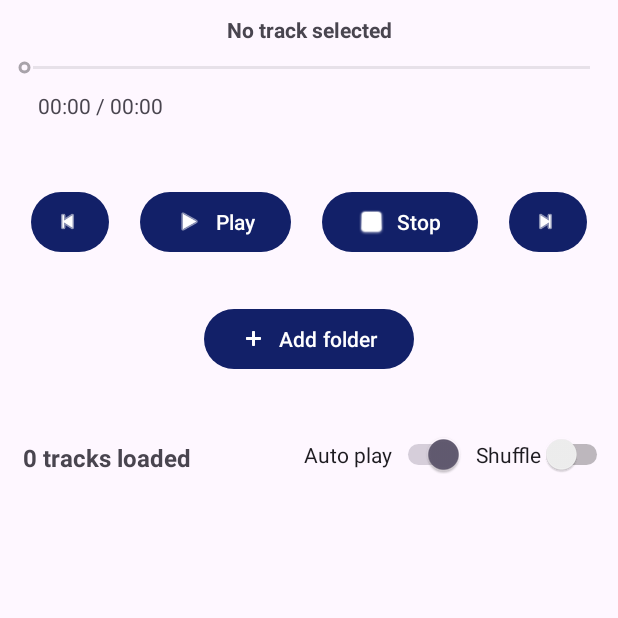
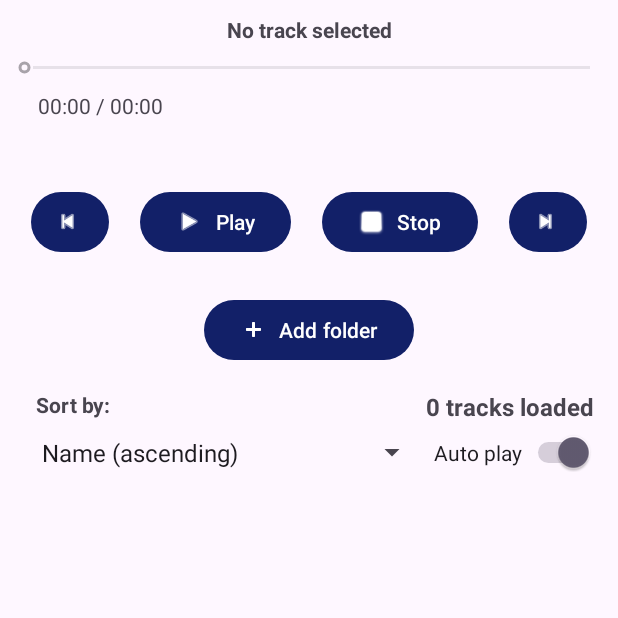
Before and after one commit to AnthonyThomahawk/CozyMusicPlayer, an Android app: the screen it shows after launch (MainActivity), on a phone screen of 412 x 824 dp, the top half of it. Run offline under Robolectric (Android 15) with nearby library versions, the phone set to English and light mode, and no system bars.

Commit message:
Added sorting and shuffle of track list

```diff
--- a/app/src/main/java/com/TonyTSoftware/cozymusicplayer/MainActivity.kt
+++ b/app/src/main/java/com/TonyTSoftware/cozymusicplayer/MainActivity.kt
@@ -8,8 +8,12 @@ import android.content.Intent
 import android.content.IntentFilter
 import android.net.Uri
 import android.os.Bundle
+import android.view.View
+import android.widget.AdapterView
+import android.widget.AdapterView.OnItemSelectedListener
 import android.widget.Button
 import android.widget.SeekBar
+import android.widget.Spinner
 import android.widget.Switch
 import android.widget.TextView
 import android.widget.Toast
@@ -44,8 +48,6 @@ class MainActivity : AppCompatActivity() {
     private var seekBarisHeld : Boolean = false
     private lateinit var timeView : TextView
     private lateinit var autoPlaySwitch : Switch
-    private lateinit var shuffleSwitch : Switch
-    private var shuffle : Boolean = false
     private val PREFS_NAME = "MUSICPLAYER_SETTINGS"
 
     companion object {
@@ -131,7 +133,6 @@ class MainActivity : AppCompatActivity() {
         seekBar = findViewById(R.id.seekBar)
         timeView = findViewById(R.id.timeView)
         autoPlaySwitch = findViewById(R.id.switch1)
-        shuffleSwitch = findViewById(R.id.switch2)
 
 
         seekBar.max = 1
@@ -277,22 +278,30 @@ class MainActivity : AppCompatActivity() {
             MusicService.musicPlayer.autoPlay = autoPlaySwitch.isChecked
         }
 
-        shuffleSwitch.setOnClickListener {
-            if (shuffleSwitch.isChecked) {
-                MusicService.musicPlayer.autoPlay = true
-                autoPlaySwitch.isEnabled = false
-                autoPlaySwitch.isChecked = true
-                shuffle = true
-            }
-            else {
-                autoPlaySwitch.isEnabled = true
-                shuffle = false
-            }
-        }
-
         if (isMusicServiceRunning()) {
             loadDataFromService()
         }
+
+        val spinner = findViewById<Spinner>(R.id.spinner)
+
+        spinner.onItemSelectedListener =
+            object : OnItemSelectedListener {
+                override fun onItemSelected(parent: AdapterView<*>, view: View?, pos: Int, id: Long) {
+                    stopPlayback()
+                    when (pos) {
+                        0 -> sortByFileName(true)
+                        1 -> sortByFileName(false)
+                        2 -> sortByDate(true)
+                        3 -> sortByDate(false)
+                        4 -> shuffleTrackList()
+                    }
+                    refreshTrackList()
+                }
+
+                override fun onNothingSelected(arg0: AdapterView<*>?) {
+                    // TODO Auto-generated method stub
+                }
+            }
     }
 
     // function to load data from running service, if new instance of MainActivity is opened
@@ -410,15 +419,6 @@ class MainActivity : AppCompatActivity() {
     }
 
     fun nextTrack() {
-        // select next track randomly, if shuffle switch is on
-        if (shuffle) {
-            val oldIndex = currentTrackIndex
-            currentTrackIndex = (0..<audioFilesUri.size).shuffled().last()
-            while (oldIndex == currentTrackIndex) // if index rolls on current track, re-shuffle
-                currentTrackIndex = (0..<audioFilesUri.size).shuffled().last()
-            selectTrack(currentTrackIndex!!)
-            return
-        }
         // rollback index to beginning on end, so it is always in valid range
         if (currentTrackIndex != -1) {
             currentTrackIndex = if (currentTrackIndex == audioFilesUri.size - 1)
@@ -492,6 +492,10 @@ class MainActivity : AppCompatActivity() {
 
             audioFilesUri = sorted.toCollection(ArrayList())
         }
+    }
+
+    private fun shuffleTrackList() {
+        audioFilesUri = audioFilesUri.shuffled() as ArrayList<Uri>
     }
 
     @SuppressLint("SetTextI18n")
--- a/app/src/main/res/layout/activity_main.xml
+++ b/app/src/main/res/layout/activity_main.xml
@@ -1,4 +1,5 @@
 <?xml version="1.0" encoding="utf-8"?>
+
 <androidx.constraintlayout.widget.ConstraintLayout xmlns:android="http://schemas.android.com/apk/res/android"
     xmlns:app="http://schemas.android.com/apk/res-auto"
     xmlns:tools="http://schemas.android.com/tools"
@@ -10,13 +11,12 @@
         android:id="@+id/selectfolderbtn"
         android:layout_width="wrap_content"
         android:layout_height="wrap_content"
-        android:layout_marginBottom="44dp"
+        android:layout_marginTop="24dp"
         android:text="Add folder"
         app:icon="@android:drawable/ic_input_add"
-        app:layout_constraintBottom_toTopOf="@+id/textView2"
         app:layout_constraintEnd_toEndOf="parent"
-        app:layout_constraintHorizontal_bias="0.5"
-        app:layout_constraintStart_toStartOf="parent" />
+        app:layout_constraintStart_toStartOf="parent"
+        app:layout_constraintTop_toBottomOf="@+id/stopBtn" />
 
     <androidx.recyclerview.widget.RecyclerView
         android:id="@+id/recyclerView"
@@ -32,14 +32,13 @@
         android:id="@+id/textView2"
         android:layout_width="wrap_content"
         android:layout_height="wrap_content"
-        android:layout_marginBottom="8dp"
+        android:layout_marginTop="260dp"
+        android:layout_marginEnd="16dp"
         android:text="tracks loaded"
         android:textSize="16sp"
         android:textStyle="bold"
-        app:layout_constraintBottom_toTopOf="@+id/recyclerView"
         app:layout_constraintEnd_toEndOf="parent"
-        app:layout_constraintHorizontal_bias="0.05"
-        app:layout_constraintStart_toStartOf="parent" />
+        app:layout_constraintTop_toTopOf="parent" />
 
     <Button
         android:id="@+id/stopBtn"
@@ -124,22 +123,33 @@
         android:id="@+id/switch1"
         android:layout_width="wrap_content"
         android:layout_height="wrap_content"
-        android:layout_marginTop="289dp"
+        android:layout_marginTop="288dp"
+        android:layout_marginEnd="16dp"
         android:checked="true"
         android:text="Auto play"
-        app:layout_constraintEnd_toStartOf="@+id/switch2"
-        app:layout_constraintHorizontal_bias="0.9"
-        app:layout_constraintStart_toEndOf="@+id/textView2"
+        app:layout_constraintEnd_toEndOf="parent"
         app:layout_constraintTop_toTopOf="parent" />
 
-    <Switch
-        android:id="@+id/switch2"
+    <Spinner
+        android:id="@+id/spinner"
+        android:layout_width="265dp"
+        android:layout_height="27dp"
+        android:layout_marginStart="20dp"
+        android:layout_marginTop="288dp"
+        android:entries="@array/spinnerItems"
+        android:spinnerMode="dropdown"
+        app:layout_constraintStart_toStartOf="parent"
+        app:layout_constraintTop_toTopOf="parent" />
+
+    <TextView
+        android:id="@+id/textView4"
         android:layout_width="wrap_content"
         android:layout_height="wrap_content"
-        android:layout_marginTop="289dp"
-        android:layout_marginEnd="3dp"
-        android:text="Shuffle"
-        app:layout_constraintEnd_toEndOf="parent"
+        android:layout_marginStart="24dp"
+        android:layout_marginTop="260dp"
+        android:text="Sort by:"
+        android:textStyle="bold"
+        app:layout_constraintStart_toStartOf="parent"
         app:layout_constraintTop_toTopOf="parent" />
 
     <!--    <TextView-->
--- /dev/null
+++ b/app/src/main/res/values/array.xml
@@ -0,0 +1,9 @@
+<resources>
+    <string-array name="spinnerItems">
+        <item>Name (ascending)</item>
+        <item>Name (descending)</item>
+        <item>Date (ascending)</item>
+        <item>Date (descending)</item>
+        <item>Shuffled</item>
+    </string-array>
+</resources>
```
